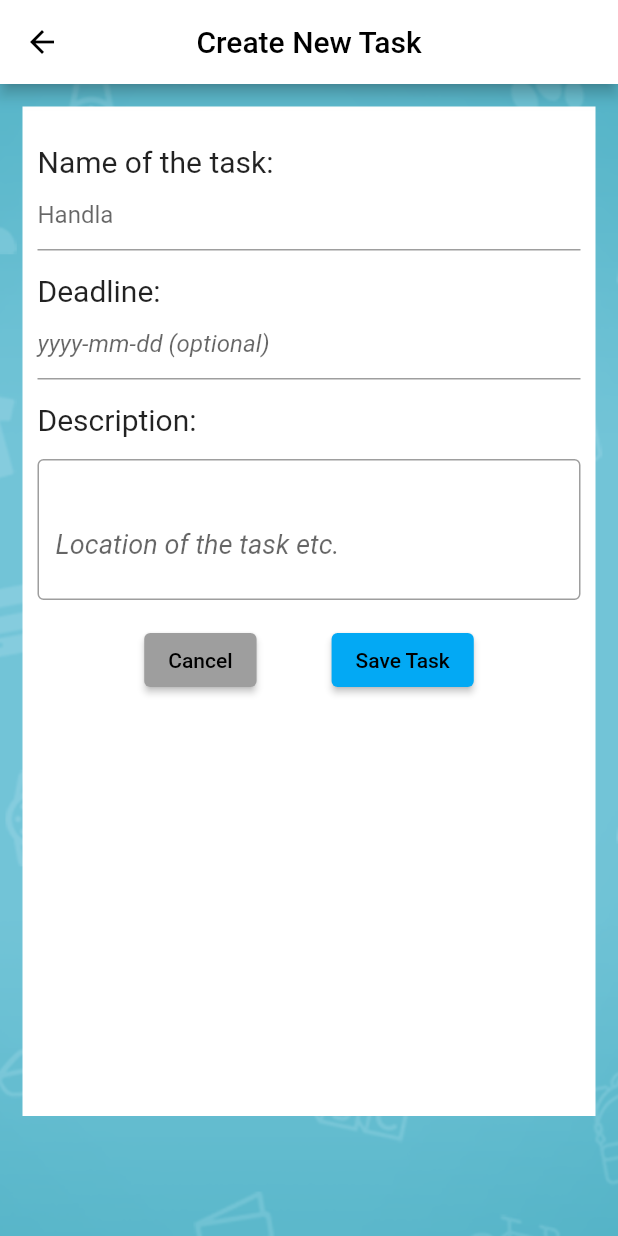
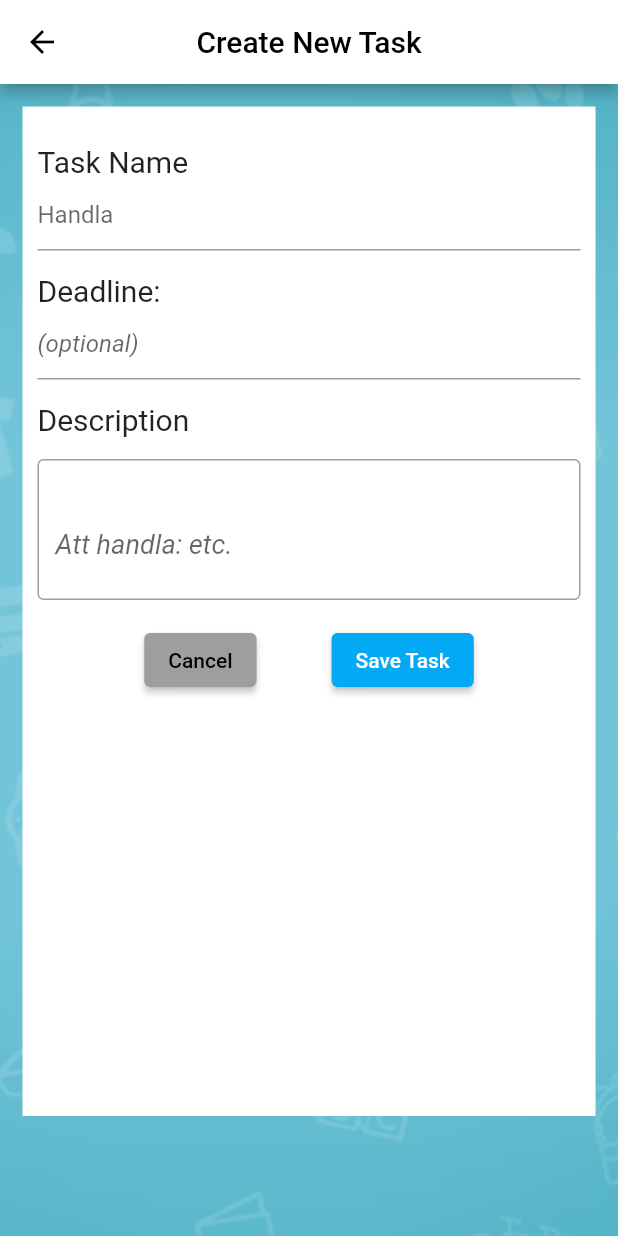
Before and after one commit to gu-tig169-ht21/gusvingrda, a Flutter app: the ToDo screen opened directly, after a tap on the "add" icon, on a phone screen of 412 x 824 dp. Run offline on Flutter 3.47's test engine with Material 2 defaults, Android fonts, the phone set to English and light mode, and no system bars.

Commit message:
Pushing to work on other computer

```diff
--- a/lib/ToDo.dart
+++ b/lib/ToDo.dart
@@ -1,9 +1,8 @@
 // ignore_for_file: file_names, prefer_const_constructors, prefer_const_literals_to_create_immutables, non_constant_identifier_names
 
 import 'package:my_first_app/createNewTask.dart';
-import 'package:my_first_app/task_item.dart';
 import 'package:my_first_app/task_list.dart';
-import 'viewTask.dart';
+import 'package:my_first_app/task_model.dart';
 import 'createNewTask.dart';
 import 'package:flutter/material.dart';
 import 'package:my_first_app/menu_items.dart';
@@ -19,7 +18,6 @@ class ToDo extends StatefulWidget {
 }
 
 class _ToDoState extends State<ToDo> {
-  final TextEditingController _textFieldController = TextEditingController();
   bool isChecked = false;
   @override
   Widget build(BuildContext context) {
@@ -39,30 +37,11 @@ class _ToDoState extends State<ToDo> {
       body: Container(
         constraints: BoxConstraints.expand(),
         decoration: _backgroundImage(),
-        child: ListView(
-          children: [
-            TaskList(
-              [
-                TaskItem(
-                    taskName: 'Handla',
-                    deadline: '2021-11-15',
-                    description: 'Att handla: \n-potatis\n-kaffe\n-mjölk',
-                    checked: isChecked),
-                TaskItem(
-                    taskName: 'Träna',
-                    deadline: 'onsdag 18.00',
-                    description: 'Träna med Linn @Nordic',
-                    checked: isChecked),
-                TaskItem(
-                    taskName: 'Lär dig Flutter',
-                    deadline: '2021-12-13',
-                    description:
-                        'Kan vara bra att lära dig då kursen går ut på det',
-                    checked: isChecked),
-              ],
-            )
-          ],
-        ),
+        child: ListView(children: [
+          Consumer<MyState>(
+            builder: (context, state, child) => TaskList(state.list),
+          ),
+        ]),
       ),
       floatingActionButton: _actionButton(),
     );
@@ -82,11 +61,15 @@ class _ToDoState extends State<ToDo> {
   void onSelected(BuildContext context, MenuItem item) {
     switch (item) {
       case MenuItems.itemAdd:
-        Navigator.of(context).push(
+        _actionButton();
+        Navigator.push(
+          context,
           MaterialPageRoute(
-            builder: (context) => CreateNewTask(
-              title: 'Create New Task',
-            ),
+            builder: (context) => CreateNewTask(TaskItem(
+                taskName: 'New Task',
+                deadline: 'optional',
+                description: 'description',
+                checked: false)),
           ),
         );
     }
@@ -94,14 +77,20 @@ class _ToDoState extends State<ToDo> {
 //---------------------------------------------------------------------------
 
   Widget _actionButton() {
-    var isPressed = false;
     return (FloatingActionButton(
-      onPressed: () {
-        Navigator.push(
+      onPressed: () async {
+        var newtaskItem = await Navigator.push(
           context,
           MaterialPageRoute(
-              builder: (context) => CreateNewTask(title: 'Create New Task')),
+              builder: (context) => CreateNewTask(TaskItem(
+                  taskName: '',
+                  deadline: '',
+                  description: '',
+                  checked: false))),
         );
+        if (newtaskItem != null) {
+          Provider.of<MyState>(context, listen: false).addTask(newtaskItem);
+        }
       },
       child: const Icon(Icons.add, color: Colors.white, size: 30),
     ));
--- a/lib/createNewTask.dart
+++ b/lib/createNewTask.dart
@@ -1,27 +1,75 @@
 // ignore_for_file: file_names, prefer_const_literals_to_create_immutables
 
 import 'package:flutter/material.dart';
-import 'package:provider/provider.dart';
+import 'package:my_first_app/task_model.dart';
 
 class CreateNewTask extends StatefulWidget {
-  const CreateNewTask({Key? key, required this.title}) : super(key: key);
-  final String title;
+  final TaskItem taskItem;
+
+  const CreateNewTask(this.taskItem, {Key? key}) : super(key: key);
+
   @override
   State<CreateNewTask> createState() {
-    return CreateNewTaskState();
+    return _CreateNewTaskState(taskItem);
   }
 }
 
-class CreateNewTaskState extends State<CreateNewTask> {
-  String TaskName = 'Task';
-  String Deadline = 'xxxx-xx-xx';
-  String Description = 'Location of the task etc.';
+class _CreateNewTaskState extends State<CreateNewTask> {
+  String? taskName;
+  String? deadline;
+  String? description;
+  bool isChecked = false;
+
+  TextEditingController _taskNametextController = TextEditingController();
+  TextEditingController _deadlinetextController = TextEditingController();
+  TextEditingController _descriptiontextController = TextEditingController();
+
+  _CreateNewTaskState(TaskItem taskItem) {
+    taskName;
+    deadline;
+    description;
+    isChecked;
+
+    _taskNametextController = TextEditingController(text: taskItem.taskName);
+    _deadlinetextController = TextEditingController(text: taskItem.deadline);
+    _descriptiontextController =
+        TextEditingController(text: taskItem.description);
+
+    _taskNametextController.addListener(() {
+      setState(() {
+        taskName = _taskNametextController.text;
+      });
+    });
+    _deadlinetextController.addListener(() {
+      setState(() {
+        deadline = _deadlinetextController.text;
+      });
+    });
+    _descriptiontextController.addListener(() {
+      setState(() {
+        description = _descriptiontextController.text;
+      });
+    });
+  }
+
+  bool inputEmpty = false;
+
+  void makeTask() {
+    Navigator.pop(
+        context,
+        TaskItem(
+            taskName: taskName.toString(),
+            deadline: deadline.toString(),
+            description: description.toString(),
+            checked: isChecked));
+  }
+
   @override
   Widget build(BuildContext context) {
     return Scaffold(
       appBar: AppBar(
         centerTitle: true,
-        title: Text(widget.title),
+        title: const Text('Create New Task'),
         backgroundColor: Colors.white,
       ),
       body: Container(
@@ -32,11 +80,11 @@ class CreateNewTaskState extends State<CreateNewTask> {
         child: Container(
           decoration: const BoxDecoration(color: Colors.white),
           padding: const EdgeInsets.all(10),
-          child: ListView(
-            children: [
+          child: ListView(children: [
             Container(height: 15),
-              const Text('Name of the task:', style: TextStyle(fontSize: 20)),
+            const Text('Task Name', style: TextStyle(fontSize: 20)),
             TextFormField(
+              controller: _taskNametextController,
               decoration: const InputDecoration(
                 hintText: 'Handla',
               ),
@@ -44,52 +92,65 @@ class CreateNewTaskState extends State<CreateNewTask> {
             Container(height: 15),
             const Text('Deadline:', style: TextStyle(fontSize: 20)),
             TextFormField(
+              controller: _deadlinetextController,
               decoration: const InputDecoration(
-                    hintText: 'yyyy-mm-dd ' + '(optional)',
+                  hintText: '(optional)',
                   hintStyle: TextStyle(fontStyle: FontStyle.italic)),
             ),
             Container(height: 15),
             const Text(
-                'Description:',
+              'Description',
               style: TextStyle(fontSize: 20),
             ),
             Container(height: 15),
-              const TextField(
+            TextField(
+              controller: _descriptiontextController,
               maxLines: null,
-                style: TextStyle(fontSize: 18, height: 3),
-                decoration: InputDecoration(
-                    hintText: 'Location of the task etc.',
+              style: const TextStyle(fontSize: 18, height: 3),
+              decoration: const InputDecoration(
+                  hintText: 'Att handla: etc.',
                   border: OutlineInputBorder(),
                   hintStyle: TextStyle(fontStyle: FontStyle.italic)),
             ),
-              Row(mainAxisAlignment: MainAxisAlignment.center, children: [
+            Row(
+              mainAxisAlignment: MainAxisAlignment.center,
+              children: [
                 ElevatedButton(
                   onPressed: () {
                     Navigator.pop(context);
                   },
-                  child: Text('Cancel'),
+                  child: const Text('Cancel'),
                   style: ElevatedButton.styleFrom(
                     primary: Colors.grey,
                   ),
                 ),
-                Container(
+                const SizedBox(
                   width: 50,
                   height: 80,
                 ),
                 ElevatedButton(
+                  child: const Text(
+                    'Save Task',
+                    style: TextStyle(color: Colors.white),
+                  ),
                   onPressed: () {
-                      Navigator.pop(context);
+                    if (_taskNametextController.text.isEmpty) {
+                    } else {
+                      makeTask();
+                      // pop:en sker efter en lyckad körning av "makeTask": Navigator.pop(context);
+                    }
                   },
-                    child: Text('Save Task')),
-              ])
+                ),
               ],
-          ),
+            )
+          ]),
         ),
       ),
     );
   }
 
 //---------------------------------------------------------------------------
+
   _backgroundImage() {
     return const BoxDecoration(
       image: DecorationImage(
--- a/lib/editTask.dart
+++ b/lib/editTask.dart
@@ -1,8 +1,8 @@
 // ignore_for_file: file_names, prefer_const_literals_to_create_immutables, prefer_const_constructors, prefer_const_constructors_in_immutables, use_key_in_widget_constructors
 
 import 'package:flutter/material.dart';
-import 'package:my_first_app/task_item.dart';
-import 'task_item.dart';
+import 'package:my_first_app/task_model.dart';
+import 'task_model.dart';
 import 'package:provider/provider.dart';
 
 class EditTask extends StatefulWidget {
--- a/lib/task_list.dart
+++ b/lib/task_list.dart
@@ -1,33 +1,23 @@
 // ignore_for_file: avoid_types_as_parameter_names, non_constant_identifier_names
 
 import 'dart:ui';
-import 'package:provider/provider.dart';
-import 'package:my_first_app/task_item.dart';
+import 'package:my_first_app/task_model.dart';
 import 'viewTask.dart';
 import 'package:flutter/material.dart';
-
-class MyState extends ChangeNotifier {
-  bool _isChecked = false;
-
-  void isChanged() {
-    _isChecked = !_isChecked;
-    notifyListeners();
-  }
-
-  bool get isChecked => _isChecked;
-}
+import 'package:provider/provider.dart';
 
 class TaskList extends StatelessWidget {
-  final List<TaskItem> list;
+  final List<TaskItem> taskList;
 
-  TaskList(this.list);
+  TaskList(this.taskList);
 
   @override
   Widget build(BuildContext context) {
     return StatefulBuilder(
       builder: (Context, setState) => Column(
-          children:
-              list.map((taskItem) => _itemTask(taskItem, context)).toList()),
+          children: taskList
+              .map((taskItem) => _itemTask(taskItem, context))
+              .toList()),
     );
   }
 
@@ -55,38 +45,24 @@ class TaskList extends StatelessWidget {
                   }),
               title: Text(
                 taskItem.taskName,
-                style: _getTitleTextStyle(taskItem.checked),
+                style: TextStyle(
+                    fontSize: 24,
+                    decoration:
+                        taskItem.checked ? TextDecoration.lineThrough : null),
               ),
-              subtitle: Text(
-                taskItem.deadline,
-                style: _getSubtitleTextStyle(taskItem.checked),
-              ),
-              trailing:
-                  IconButton(onPressed: () {}, icon: const Icon(Icons.close))),
+              subtitle: Text(taskItem.deadline,
+                  style: TextStyle(
+                      decoration: taskItem.checked
+                          ? TextDecoration.lineThrough
+                          : null)),
+              trailing: IconButton(
+                  onPressed: () {
+                    var state = Provider.of<MyState>(context, listen: false);
+                    state.removeTask(taskItem);
+                  },
+                  icon: const Icon(Icons.close))),
         ),
       ),
     );
   }
-
-  _getTitleTextStyle(value) {
-    if (value!) {
-      return const TextStyle(
-          fontSize: 26, decoration: TextDecoration.lineThrough);
-    } else {
-      return const TextStyle(
-        fontSize: 26,
-      );
-    }
-  }
-
-  _getSubtitleTextStyle(value) {
-    if (value!) {
-      return const TextStyle(
-          fontSize: 16, decoration: TextDecoration.lineThrough);
-    } else {
-      return const TextStyle(
-        fontSize: 16,
-      );
-    }
-  }
 }
--- a/lib/viewTask.dart
+++ b/lib/viewTask.dart
@@ -1,7 +1,7 @@
 // ignore_for_file: file_names, prefer_const_literals_to_create_immutables
 
 import 'package:flutter/material.dart';
-import 'package:my_first_app/task_item.dart';
+import 'package:my_first_app/task_model.dart';
 import 'background.dart';
 import 'editTask.dart';
 import 'package:provider/provider.dart';
```
Also changed, not shown: lib/background.dart (+23 -0 lines), lib/main.dart (+9 -3 lines), lib/real_main/main.dart (deleted, +0 -125 lines), lib/task_item.dart (deleted, +0 -14 lines), lib/task_model.dart (added, +32 -0 lines), lib/testing/testing.dart (deleted, +0 -44 lines). Lines whose indentation alone changed are shown as unchanged.
